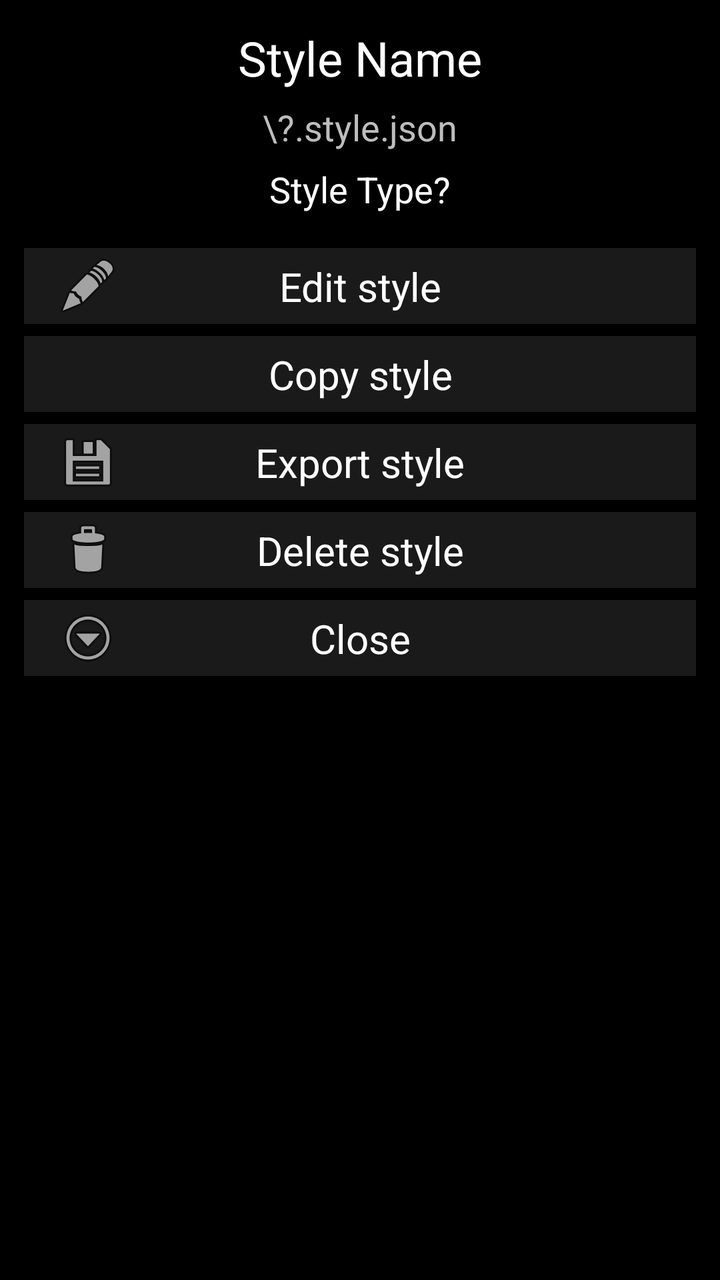
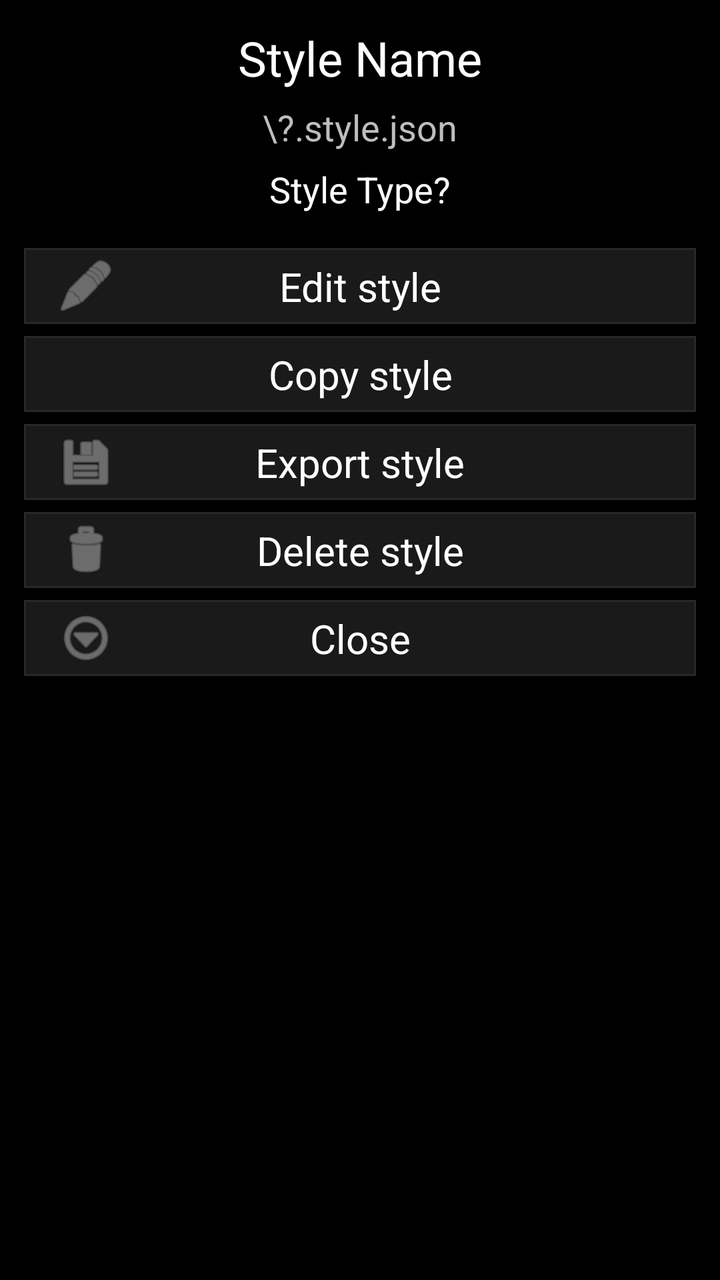

Two renders of the same Android screen: before a commit and after it. Below are the layout's source before the change and the commit's diff.
<!-- AndroidManifest.xml: fallback theme Theme.MaterialComponents.DayNight.NoActionBar -->
<!-- res/layout/dialog_style_details.xml -->
<?xml version="1.0" encoding="utf-8"?>
<androidx.constraintlayout.widget.ConstraintLayout
        xmlns:android="http://schemas.android.com/apk/res/android"
        android:layout_width="match_parent"
        android:layout_height="wrap_content"
        xmlns:app="http://schemas.android.com/apk/res-auto"
        xmlns:tools="http://schemas.android.com/tools"
        android:background="#000000"
        android:padding="12dp">

    <TextView
            android:id="@+id/styleName"
            android:layout_width="164dp"
            android:layout_height="34dp"
            android:gravity="center"
            android:text="Style Name"
            android:textColor="#FFFFFF"
            android:textSize="24sp"
            app:layout_constraintEnd_toEndOf="parent"
            app:layout_constraintStart_toStartOf="parent"
            app:layout_constraintTop_toTopOf="parent" />

    <TextView
            android:id="@+id/fileName"
            android:layout_width="wrap_content"
            android:layout_height="27dp"
            android:layout_marginTop="4dp"
            android:gravity="center"
            android:text="\?.style.json"
            android:textColor="#BDBDBD"
            android:textSize="18sp"
            app:layout_constraintEnd_toEndOf="parent"
            app:layout_constraintStart_toStartOf="parent"
            app:layout_constraintTop_toBottomOf="@id/styleName" />

    <TextView
            android:id="@+id/styleType"
            android:layout_width="112dp"
            android:layout_height="27dp"
            android:layout_marginTop="4dp"
            android:text="Style Type?"
            android:textColor="#FDFDFD"
            android:textSize="18sp"
            android:gravity="center"
            app:layout_constraintEnd_toEndOf="parent"
            app:layout_constraintStart_toStartOf="parent"
            app:layout_constraintTop_toBottomOf="@id/fileName" />

    <TextView
            android:id="@+id/builtInStyleAlert"
            android:layout_width="0dp"
            android:layout_height="wrap_content"
            android:layout_marginTop="12dp"
            android:paddingHorizontal="14dp"
            android:paddingVertical="12dp"
            android:background="@drawable/bg_alert_warning"
            android:text="Built-in styles can't be edited directly\nMake a copy to customize it"
            android:textColor="#FFD54F"
            android:textSize="14sp"
            android:lineSpacingExtra="2dp"
            android:gravity="center"
            android:drawablePadding="8dp"
            android:visibility="gone"
            tools:visibility="visible"
            app:layout_constraintTop_toBottomOf="@id/styleType"
            app:layout_constraintStart_toStartOf="parent"
            app:layout_constraintEnd_toEndOf="parent" />

    <androidx.constraintlayout.widget.ConstraintLayout
            android:id="@+id/editButton"
            android:layout_width="match_parent"
            android:layout_height="38dp"
            android:layout_marginTop="16dp"
            android:layout_marginBottom="2dp"
            android:background="#1B1A1A"
            app:layout_constraintTop_toBottomOf="@id/builtInStyleAlert"
            app:layout_constraintStart_toStartOf="parent"
            app:layout_constraintEnd_toEndOf="parent">

        <ImageView
                android:id="@+id/hideIcon"
                android:layout_width="32dp"
                android:layout_height="32dp"
                android:layout_marginStart="16dp"
                android:src="@android:drawable/ic_menu_edit"
                app:layout_constraintBottom_toBottomOf="parent"
                app:layout_constraintStart_toStartOf="parent"
                app:layout_constraintTop_toTopOf="parent" />

        <TextView
                android:id="@+id/hideBtnText"
                android:layout_width="0dp"
                android:layout_height="wrap_content"
                android:gravity="center"
                android:text="Edit style"
                android:textColor="#FFFFFF"
                android:textSize="20sp"
                app:layout_constraintTop_toTopOf="parent"
                app:layout_constraintBottom_toBottomOf="parent"
                app:layout_constraintStart_toStartOf="parent"
                app:layout_constraintEnd_toEndOf="parent" />
    </androidx.constraintlayout.widget.ConstraintLayout>

    <androidx.constraintlayout.widget.ConstraintLayout
            android:id="@+id/copyButton"
            android:layout_width="match_parent"
            android:layout_height="38dp"
            android:layout_marginTop="6dp"
            android:layout_marginBottom="2dp"
            android:background="#1B1A1A"
            app:layout_constraintTop_toBottomOf="@id/editButton"
            app:layout_constraintStart_toStartOf="parent"
            app:layout_constraintEnd_toEndOf="parent">

        <ImageView
                android:id="@+id/copyIcon"
                android:layout_width="32dp"
                android:layout_height="32dp"
                android:layout_marginStart="16dp"
                android:src="@drawable/ic_copy"
                app:layout_constraintBottom_toBottomOf="parent"
                app:layout_constraintStart_toStartOf="parent"
                app:layout_constraintTop_toTopOf="parent" />

        <TextView
                android:id="@+id/copyBtnText"
                android:layout_width="0dp"
                android:layout_height="wrap_content"
                android:gravity="center"
                android:text="Copy style"
                android:textColor="#FFFFFF"
                android:textSize="20sp"
                app:layout_constraintTop_toTopOf="parent"
                app:layout_constraintBottom_toBottomOf="parent"
                app:layout_constraintStart_toStartOf="parent"
                app:layout_constraintEnd_toEndOf="parent" />
    </androidx.constraintlayout.widget.ConstraintLayout>

    <androidx.constraintlayout.widget.ConstraintLayout
            android:id="@+id/exportButton"
            android:layout_width="match_parent"
            android:layout_height="38dp"
            android:layout_marginTop="6dp"
            android:layout_marginBottom="2dp"
            android:background="#1B1A1A"
            app:layout_constraintEnd_toEndOf="parent"
            app:layout_constraintHorizontal_bias="0.0"
            app:layout_constraintStart_toStartOf="parent"
            app:layout_constraintTop_toBottomOf="@id/copyButton">

        <ImageView
                android:id="@+id/exportIcon"
                android:layout_width="wrap_content"
                android:layout_height="wrap_content"
                android:layout_marginStart="16dp"
                android:src="@android:drawable/ic_menu_save"
                app:layout_constraintBottom_toBottomOf="parent"
                app:layout_constraintStart_toStartOf="parent"
                app:layout_constraintTop_toTopOf="parent" />

        <TextView
                android:id="@+id/exportBtnText"
                android:layout_width="0dp"
                android:layout_height="wrap_content"
                android:gravity="center"
                android:text="Export style"
                android:textColor="#FFFFFF"
                android:textSize="20sp"
                app:layout_constraintBottom_toBottomOf="parent"
                app:layout_constraintEnd_toEndOf="parent"
                app:layout_constraintStart_toStartOf="parent"
                app:layout_constraintTop_toTopOf="parent" />

    </androidx.constraintlayout.widget.ConstraintLayout>

    <androidx.constraintlayout.widget.ConstraintLayout
            android:id="@+id/deleteButton"
            android:layout_width="match_parent"
            android:layout_height="38dp"
            android:layout_marginTop="6dp"
            android:layout_marginBottom="5dp"
            android:background="#1B1A1A"
            app:layout_constraintEnd_toEndOf="parent"
            app:layout_constraintHorizontal_bias="0.0"
            app:layout_constraintStart_toStartOf="parent"
            app:layout_constraintTop_toBottomOf="@+id/exportButton"
            app:layout_constraintVertical_bias="0.081">

        <ImageView
                android:id="@+id/deleteIcon"
                android:layout_width="wrap_content"
                android:layout_height="wrap_content"
                android:layout_marginStart="16dp"
                android:src="@android:drawable/ic_menu_delete"
                app:layout_constraintBottom_toBottomOf="parent"
                app:layout_constraintStart_toStartOf="parent"
                app:layout_constraintTop_toTopOf="parent" />

        <TextView
                android:id="@+id/deleteText"
                android:layout_width="0dp"
                android:layout_height="wrap_content"
                android:gravity="center"
                android:text="Delete style"
                android:textColor="#FFFFFF"
                android:textSize="20sp"
                app:layout_constraintBottom_toBottomOf="parent"
                app:layout_constraintEnd_toEndOf="parent"
                app:layout_constraintStart_toStartOf="parent"
                app:layout_constraintTop_toTopOf="parent" />

    </androidx.constraintlayout.widget.ConstraintLayout>

    <androidx.constraintlayout.widget.ConstraintLayout
            android:id="@+id/closeButton"
            android:layout_width="match_parent"
            android:layout_height="38dp"
            android:layout_marginTop="6dp"
            android:layout_marginBottom="10dp"
            android:background="#1B1A1A"
            app:layout_constraintEnd_toEndOf="parent"
            app:layout_constraintStart_toStartOf="parent"
            app:layout_constraintTop_toBottomOf="@+id/deleteButton"
            tools:layout_editor_absoluteY="251dp">

        <ImageView
                android:id="@+id/closeIcon"
                android:layout_width="wrap_content"
                android:layout_height="wrap_content"
                android:layout_marginStart="16dp"
                android:src="@android:drawable/ic_menu_more"
                app:layout_constraintBottom_toBottomOf="parent"
                app:layout_constraintStart_toStartOf="parent"
                app:layout_constraintTop_toTopOf="parent" />

        <TextView
                android:id="@+id/closeText"
                android:layout_width="0dp"
                android:layout_height="wrap_content"
                android:gravity="center"
                android:text="Close"
                android:textColor="#FFFFFF"
                android:textSize="20sp"
                app:layout_constraintBottom_toBottomOf="parent"
                app:layout_constraintEnd_toEndOf="parent"
                app:layout_constraintStart_toStartOf="parent"
                app:layout_constraintTop_toTopOf="parent" />
    </androidx.constraintlayout.widget.ConstraintLayout>

</androidx.constraintlayout.widget.ConstraintLayout>
<!-- resources referenced by this layout -->
<resources>
  <!-- drawable bg_alert_warning (drawable) -->
  <?xml version="1.0" encoding="utf-8"?>
  <shape xmlns:android="http://schemas.android.com/apk/res/android"
         android:shape="rectangle">
      <solid android:color="#2A2100" />
      <corners android:radius="10dp" />
      <stroke
              android:width="1dp"
              android:color="#4D3D00" />
  </shape>
</resources>

<!-- the commit's change to res/layout/dialog_style_details.xml (unified diff, before → after) -->
@@ -1,10 +1,10 @@
 <?xml version="1.0" encoding="utf-8"?>
 <androidx.constraintlayout.widget.ConstraintLayout
         xmlns:android="http://schemas.android.com/apk/res/android"
+        xmlns:app="http://schemas.android.com/apk/res-auto"
+        xmlns:tools="http://schemas.android.com/tools"
         android:layout_width="match_parent"
         android:layout_height="wrap_content"
-        xmlns:app="http://schemas.android.com/apk/res-auto"
-        xmlns:tools="http://schemas.android.com/tools"
         android:background="#000000"
         android:padding="12dp">
 
@@ -38,10 +38,10 @@
             android:layout_width="112dp"
             android:layout_height="27dp"
             android:layout_marginTop="4dp"
+            android:gravity="center"
             android:text="Style Type?"
             android:textColor="#FDFDFD"
             android:textSize="18sp"
-            android:gravity="center"
             app:layout_constraintEnd_toEndOf="parent"
             app:layout_constraintStart_toStartOf="parent"
             app:layout_constraintTop_toBottomOf="@id/fileName" />
@@ -66,185 +66,253 @@
             app:layout_constraintStart_toStartOf="parent"
             app:layout_constraintEnd_toEndOf="parent" />
 
-    <androidx.constraintlayout.widget.ConstraintLayout
+
+    <com.google.android.material.card.MaterialCardView
             android:id="@+id/editButton"
             android:layout_width="match_parent"
             android:layout_height="38dp"
             android:layout_marginTop="16dp"
-            android:layout_marginBottom="2dp"
-            android:background="#1B1A1A"
+            android:clickable="true"
+            android:focusable="true"
+            android:foreground="?attr/selectableItemBackground"
+            app:cardBackgroundColor="#1B1A1A"
+            app:cardCornerRadius="0dp"
+            app:cardElevation="0dp"
+            app:strokeColor="#292828"
+            app:strokeWidth="1dp"
             app:layout_constraintTop_toBottomOf="@id/builtInStyleAlert"
             app:layout_constraintStart_toStartOf="parent"
             app:layout_constraintEnd_toEndOf="parent">
 
-        <ImageView
-                android:id="@+id/hideIcon"
-                android:layout_width="32dp"
-                android:layout_height="32dp"
-                android:layout_marginStart="16dp"
-                android:src="@android:drawable/ic_menu_edit"
-                app:layout_constraintBottom_toBottomOf="parent"
-                app:layout_constraintStart_toStartOf="parent"
-                app:layout_constraintTop_toTopOf="parent" />
-
-        <TextView
-                android:id="@+id/hideBtnText"
-                android:layout_width="0dp"
-                android:layout_height="wrap_content"
-                android:gravity="center"
-                android:text="Edit style"
-                android:textColor="#FFFFFF"
-                android:textSize="20sp"
-                app:layout_constraintTop_toTopOf="parent"
-                app:layout_constraintBottom_toBottomOf="parent"
-                app:layout_constraintStart_toStartOf="parent"
-                app:layout_constraintEnd_toEndOf="parent" />
-    </androidx.constraintlayout.widget.ConstraintLayout>
-
-    <androidx.constraintlayout.widget.ConstraintLayout
+        <androidx.constraintlayout.widget.ConstraintLayout
+                android:layout_width="match_parent"
+                android:layout_height="match_parent">
+
+            <ImageView
+                    android:id="@+id/hideIcon"
+                    android:layout_width="30dp"
+                    android:layout_height="30dp"
+                    android:layout_marginStart="16dp"
+                    android:src="@android:drawable/ic_menu_edit"
+                    app:tint="#A4A3A3"
+                    app:layout_constraintStart_toStartOf="parent"
+                    app:layout_constraintTop_toTopOf="parent"
+                    app:layout_constraintBottom_toBottomOf="parent" />
+
+            <TextView
+                    android:id="@+id/hideBtnText"
+                    android:layout_width="0dp"
+                    android:layout_height="wrap_content"
+                    android:gravity="center"
+                    android:text="Edit style"
+                    android:textColor="#FFFFFF"
+                    android:textSize="20sp"
+                    app:layout_constraintTop_toTopOf="parent"
+                    app:layout_constraintBottom_toBottomOf="parent"
+                    app:layout_constraintStart_toStartOf="parent"
+                    app:layout_constraintEnd_toEndOf="parent" />
+
+        </androidx.constraintlayout.widget.ConstraintLayout>
+
+    </com.google.android.material.card.MaterialCardView>
+
+    <com.google.android.material.card.MaterialCardView
             android:id="@+id/copyButton"
             android:layout_width="match_parent"
             android:layout_height="38dp"
             android:layout_marginTop="6dp"
-            android:layout_marginBottom="2dp"
-            android:background="#1B1A1A"
+            android:clickable="true"
+            android:focusable="true"
+            android:foreground="?attr/selectableItemBackground"
+            app:cardBackgroundColor="#1B1A1A"
+            app:cardCornerRadius="0dp"
+            app:cardElevation="0dp"
+            app:strokeColor="#292828"
+            app:strokeWidth="1dp"
             app:layout_constraintTop_toBottomOf="@id/editButton"
             app:layout_constraintStart_toStartOf="parent"
             app:layout_constraintEnd_toEndOf="parent">
 
-        <ImageView
-                android:id="@+id/copyIcon"
-                android:layout_width="32dp"
-                android:layout_height="32dp"
-                android:layout_marginStart="16dp"
-                android:src="@drawable/ic_copy"
-                app:layout_constraintBottom_toBottomOf="parent"
-                app:layout_constraintStart_toStartOf="parent"
-                app:layout_constraintTop_toTopOf="parent" />
-
-        <TextView
-                android:id="@+id/copyBtnText"
-                android:layout_width="0dp"
-                android:layout_height="wrap_content"
-                android:gravity="center"
-                android:text="Copy style"
-                android:textColor="#FFFFFF"
-                android:textSize="20sp"
-                app:layout_constraintTop_toTopOf="parent"
-                app:layout_constraintBottom_toBottomOf="parent"
-                app:layout_constraintStart_toStartOf="parent"
-                app:layout_constraintEnd_toEndOf="parent" />
-    </androidx.constraintlayout.widget.ConstraintLayout>
-
-    <androidx.constraintlayout.widget.ConstraintLayout
+        <androidx.constraintlayout.widget.ConstraintLayout
+                android:layout_width="match_parent"
+                android:layout_height="match_parent">
+
+            <ImageView
+                    android:id="@+id/copyIcon"
+                    android:layout_width="30dp"
+                    android:layout_height="30dp"
+                    android:layout_marginStart="16dp"
+                    android:src="@drawable/ic_copy"
+                    app:tint="#A4A3A3"
+                    app:layout_constraintStart_toStartOf="parent"
+                    app:layout_constraintTop_toTopOf="parent"
+                    app:layout_constraintBottom_toBottomOf="parent" />
+
+            <TextView
+                    android:id="@+id/copyBtnText"
+                    android:layout_width="0dp"
+                    android:layout_height="wrap_content"
+                    android:gravity="center"
+                    android:text="Copy style"
+                    android:textColor="#FFFFFF"
+                    android:textSize="20sp"
+                    app:layout_constraintTop_toTopOf="parent"
+                    app:layout_constraintBottom_toBottomOf="parent"
+                    app:layout_constraintStart_toStartOf="parent"
+                    app:layout_constraintEnd_toEndOf="parent" />
+
+        </androidx.constraintlayout.widget.ConstraintLayout>
+
+    </com.google.android.material.card.MaterialCardView>
+
+    <com.google.android.material.card.MaterialCardView
             android:id="@+id/exportButton"
             android:layout_width="match_parent"
             android:layout_height="38dp"
             android:layout_marginTop="6dp"
-            android:layout_marginBottom="2dp"
-            android:background="#1B1A1A"
-            app:layout_constraintEnd_toEndOf="parent"
-            app:layout_constraintHorizontal_bias="0.0"
-            app:layout_constraintStart_toStartOf="parent"
-            app:layout_constraintTop_toBottomOf="@id/copyButton">
-
-        <ImageView
-                android:id="@+id/exportIcon"
-                android:layout_width="wrap_content"
-                android:layout_height="wrap_content"
-                android:layout_marginStart="16dp"
-                android:src="@android:drawable/ic_menu_save"
-                app:layout_constraintBottom_toBottomOf="parent"
-                app:layout_constraintStart_toStartOf="parent"
-                app:layout_constraintTop_toTopOf="parent" />
-
-        <TextView
-                android:id="@+id/exportBtnText"
-                android:layout_width="0dp"
-                android:layout_height="wrap_content"
-                android:gravity="center"
-                android:text="Export style"
-                android:textColor="#FFFFFF"
-                android:textSize="20sp"
-                app:layout_constraintBottom_toBottomOf="parent"
-                app:layout_constraintEnd_toEndOf="parent"
-                app:layout_constraintStart_toStartOf="parent"
-                app:layout_constraintTop_toTopOf="parent" />
-
-    </androidx.constraintlayout.widget.ConstraintLayout>
-
-    <androidx.constraintlayout.widget.ConstraintLayout
+            android:clickable="true"
+            android:focusable="true"
+            android:foreground="?attr/selectableItemBackground"
+            app:cardBackgroundColor="#1B1A1A"
+            app:cardCornerRadius="0dp"
+            app:cardElevation="0dp"
+            app:strokeColor="#292828"
+            app:strokeWidth="1dp"
+            app:layout_constraintTop_toBottomOf="@id/copyButton"
+            app:layout_constraintStart_toStartOf="parent"
+            app:layout_constraintEnd_toEndOf="parent">
+
+        <androidx.constraintlayout.widget.ConstraintLayout
+                android:layout_width="match_parent"
+                android:layout_height="match_parent">
+
+            <ImageView
+                    android:id="@+id/exportIcon"
+                    android:layout_width="30dp"
+                    android:layout_height="30dp"
+                    android:layout_marginStart="16dp"
+                    android:src="@android:drawable/ic_menu_save"
+                    app:tint="#A4A3A3"
+                    app:layout_constraintStart_toStartOf="parent"
+                    app:layout_constraintTop_toTopOf="parent"
+                    app:layout_constraintBottom_toBottomOf="parent" />
+
+            <TextView
+                    android:id="@+id/exportBtnText"
+                    android:layout_width="0dp"
+                    android:layout_height="wrap_content"
+                    android:gravity="center"
+                    android:text="Export style"
+                    android:textColor="#FFFFFF"
+                    android:textSize="20sp"
+                    app:layout_constraintTop_toTopOf="parent"
+                    app:layout_constraintBottom_toBottomOf="parent"
+                    app:layout_constraintStart_toStartOf="parent"
+                    app:layout_constraintEnd_toEndOf="parent" />
+
+        </androidx.constraintlayout.widget.ConstraintLayout>
+
+    </com.google.android.material.card.MaterialCardView>
+
+
+    <com.google.android.material.card.MaterialCardView
             android:id="@+id/deleteButton"
             android:layout_width="match_parent"
             android:layout_height="38dp"
             android:layout_marginTop="6dp"
-            android:layout_marginBottom="5dp"
-            android:background="#1B1A1A"
-            app:layout_constraintEnd_toEndOf="parent"
-            app:layout_constraintHorizontal_bias="0.0"
-            app:layout_constraintStart_toStartOf="parent"
-            app:layout_constraintTop_toBottomOf="@+id/exportButton"
-            app:layout_constraintVertical_bias="0.081">
-
-        <ImageView
-                android:id="@+id/deleteIcon"
-                android:layout_width="wrap_content"
-                android:layout_height="wrap_content"
-                android:layout_marginStart="16dp"
-                android:src="@android:drawable/ic_menu_delete"
-                app:layout_constraintBottom_toBottomOf="parent"
-                app:layout_constraintStart_toStartOf="parent"
-                app:layout_constraintTop_toTopOf="parent" />
-
-        <TextView
-                android:id="@+id/deleteText"
-                android:layout_width="0dp"
-                android:layout_height="wrap_content"
-                android:gravity="center"
-                android:text="Delete style"
-                android:textColor="#FFFFFF"
-                android:textSize="20sp"
-                app:layout_constraintBottom_toBottomOf="parent"
-                app:layout_constraintEnd_toEndOf="parent"
-                app:layout_constraintStart_toStartOf="parent"
-                app:layout_constraintTop_toTopOf="parent" />
-
-    </androidx.constraintlayout.widget.ConstraintLayout>
-
-    <androidx.constraintlayout.widget.ConstraintLayout
+            android:clickable="true"
+            android:focusable="true"
+            android:foreground="?attr/selectableItemBackground"
+            app:cardBackgroundColor="#1B1A1A"
+            app:cardCornerRadius="0dp"
+            app:cardElevation="0dp"
+            app:strokeColor="#292828"
+            app:strokeWidth="1dp"
+            app:layout_constraintTop_toBottomOf="@id/exportButton"
+            app:layout_constraintStart_toStartOf="parent"
+            app:layout_constraintEnd_toEndOf="parent">
+
+        <androidx.constraintlayout.widget.ConstraintLayout
+                android:layout_width="match_parent"
+                android:layout_height="match_parent">
+
+            <ImageView
+                    android:id="@+id/deleteIcon"
+                    android:layout_width="30dp"
+                    android:layout_height="30dp"
+                    android:layout_marginStart="16dp"
+                    android:src="@android:drawable/ic_menu_delete"
+                    app:tint="#A4A3A3"
+                    app:layout_constraintStart_toStartOf="parent"
+                    app:layout_constraintTop_toTopOf="parent"
+                    app:layout_constraintBottom_toBottomOf="parent" />
+
+            <TextView
+                    android:id="@+id/deleteText"
+                    android:layout_width="0dp"
+                    android:layout_height="wrap_content"
+                    android:gravity="center"
+                    android:text="Delete style"
+                    android:textColor="#FFFFFF"
+                    android:textSize="20sp"
+                    app:layout_constraintTop_toTopOf="parent"
+                    app:layout_constraintBottom_toBottomOf="parent"
+                    app:layout_constraintStart_toStartOf="parent"
+                    app:layout_constraintEnd_toEndOf="parent" />
+
+        </androidx.constraintlayout.widget.ConstraintLayout>
+
+    </com.google.android.material.card.MaterialCardView>
+
+
+    <com.google.android.material.card.MaterialCardView
             android:id="@+id/closeButton"
             android:layout_width="match_parent"
             android:layout_height="38dp"
             android:layout_marginTop="6dp"
             android:layout_marginBottom="10dp"
-            android:background="#1B1A1A"
-            app:layout_constraintEnd_toEndOf="parent"
-            app:layout_constraintStart_toStartOf="parent"
-            app:layout_constraintTop_toBottomOf="@+id/deleteButton"
-            tools:layout_editor_absoluteY="251dp">
-
-        <ImageView
-                android:id="@+id/closeIcon"
-                android:layout_width="wrap_content"
-                android:layout_height="wrap_content"
-                android:layout_marginStart="16dp"
-                android:src="@android:drawable/ic_menu_more"
-                app:layout_constraintBottom_toBottomOf="parent"
-                app:layout_constraintStart_toStartOf="parent"
-                app:layout_constraintTop_toTopOf="parent" />
-
-        <TextView
-                android:id="@+id/closeText"
-                android:layout_width="0dp"
-                android:layout_height="wrap_content"
-                android:gravity="center"
-                android:text="Close"
-                android:textColor="#FFFFFF"
-                android:textSize="20sp"
-                app:layout_constraintBottom_toBottomOf="parent"
-                app:layout_constraintEnd_toEndOf="parent"
-                app:layout_constraintStart_toStartOf="parent"
-                app:layout_constraintTop_toTopOf="parent" />
-    </androidx.constraintlayout.widget.ConstraintLayout>
+            android:clickable="true"
+            android:focusable="true"
+            android:foreground="?attr/selectableItemBackground"
+            app:cardBackgroundColor="#1B1A1A"
+            app:cardCornerRadius="0dp"
+            app:cardElevation="0dp"
+            app:strokeColor="#292828"
+            app:strokeWidth="1dp"
+            app:layout_constraintTop_toBottomOf="@id/deleteButton"
+            app:layout_constraintStart_toStartOf="parent"
+            app:layout_constraintEnd_toEndOf="parent">
+
+        <androidx.constraintlayout.widget.ConstraintLayout
+                android:layout_width="match_parent"
+                android:layout_height="match_parent">
+
+            <ImageView
+                    android:id="@+id/closeIcon"
+                    android:layout_width="30dp"
+                    android:layout_height="30dp"
+                    android:layout_marginStart="16dp"
+                    android:src="@android:drawable/ic_menu_more"
+                    app:tint="#A4A3A3"
+                    app:layout_constraintStart_toStartOf="parent"
+                    app:layout_constraintTop_toTopOf="parent"
+                    app:layout_constraintBottom_toBottomOf="parent" />
+
+            <TextView
+                    android:id="@+id/closeText"
+                    android:layout_width="0dp"
+                    android:layout_height="wrap_content"
+                    android:gravity="center"
+                    android:text="Close"
+                    android:textColor="#FFFFFF"
+                    android:textSize="20sp"
+                    app:layout_constraintTop_toTopOf="parent"
+                    app:layout_constraintBottom_toBottomOf="parent"
+                    app:layout_constraintStart_toStartOf="parent"
+                    app:layout_constraintEnd_toEndOf="parent" />
+
+        </androidx.constraintlayout.widget.ConstraintLayout>
+
+    </com.google.android.material.card.MaterialCardView>
 
 </androidx.constraintlayout.widget.ConstraintLayout>
